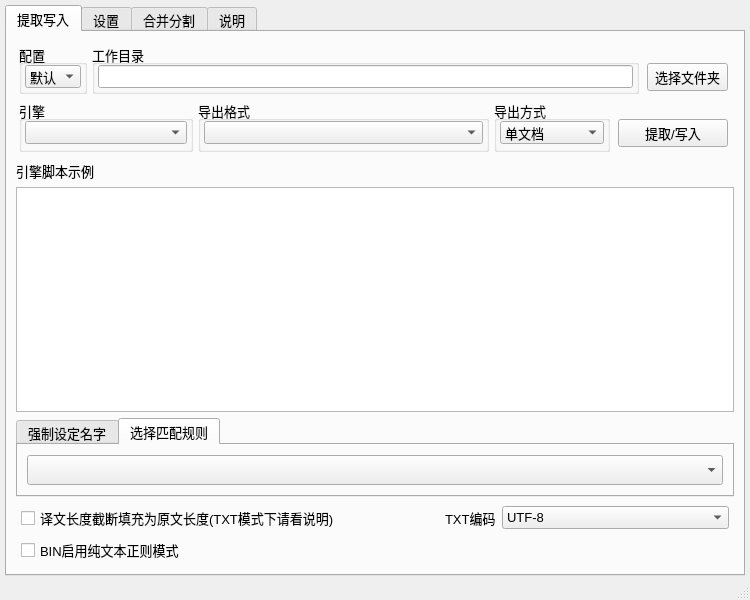
Qt form ui_mainWindow.ui (satan53x/SExtractor) before a commit.
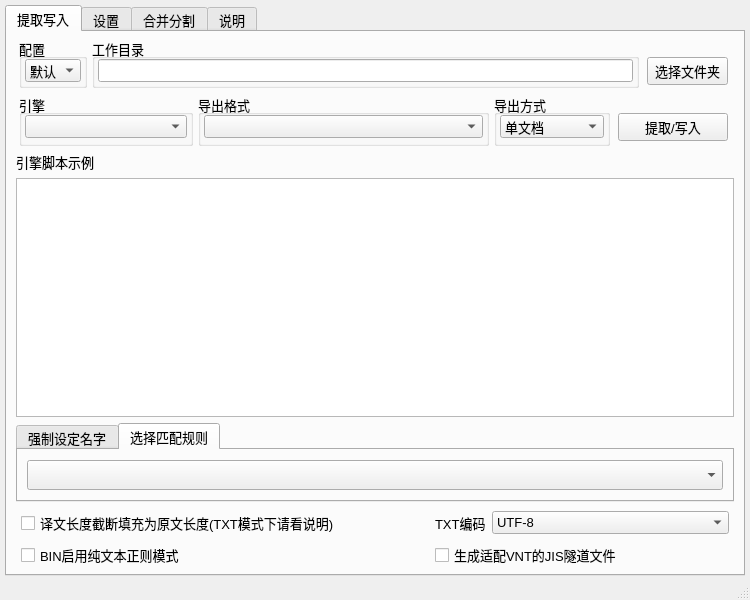
The same form after that commit.

Commit message:
添加生成：适配VNT的JIS隧道文件
此时截断字典无效

```diff
--- a/ui_mainWindow.ui
+++ b/ui_mainWindow.ui
@@ -12,8 +12,8 @@
   </property>
   <property name="minimumSize">
    <size>
-    <width>640</width>
-    <height>550</height>
+    <width>600</width>
+    <height>500</height>
    </size>
   </property>
   <property name="font">
@@ -54,6 +54,18 @@
         <string>提取写入</string>
        </attribute>
        <layout class="QVBoxLayout" name="verticalLayout" stretch="0,0,0,5,0,0">
+        <property name="leftMargin">
+         <number>9</number>
+        </property>
+        <property name="topMargin">
+         <number>6</number>
+        </property>
+        <property name="rightMargin">
+         <number>9</number>
+        </property>
+        <property name="bottomMargin">
+         <number>6</number>
+        </property>
         <item>
          <widget class="QWidget" name="widget" native="true">
           <property name="maximumSize">
@@ -70,7 +82,7 @@
             <number>3</number>
            </property>
            <property name="topMargin">
-            <number>3</number>
+            <number>0</number>
            </property>
            <property name="rightMargin">
             <number>3</number>
@@ -191,7 +203,7 @@
             <number>3</number>
            </property>
            <property name="bottomMargin">
-            <number>3</number>
+            <number>0</number>
            </property>
            <item>
             <widget class="QGroupBox" name="groupBox">
@@ -431,7 +443,7 @@
            </property>
            <item>
             <widget class="QWidget" name="widget_6" native="true">
-             <layout class="QHBoxLayout" name="horizontalLayout_4" stretch="10,0,0,6">
+             <layout class="QHBoxLayout" name="horizontalLayout_4" stretch="10,0,8">
               <property name="leftMargin">
                <number>5</number>
               </property>
@@ -479,6 +491,21 @@
                </spacer>
               </item>
               <item>
+               <widget class="QWidget" name="widget_17" native="true">
+                <layout class="QHBoxLayout" name="horizontalLayout_29" stretch="0,3">
+                 <property name="leftMargin">
+                  <number>0</number>
+                 </property>
+                 <property name="topMargin">
+                  <number>0</number>
+                 </property>
+                 <property name="rightMargin">
+                  <number>0</number>
+                 </property>
+                 <property name="bottomMargin">
+                  <number>0</number>
+                 </property>
+                 <item>
                <widget class="QLabel" name="label_5">
                 <property name="text">
                  <string>TXT编码</string>
@@ -517,9 +544,12 @@
              </layout>
             </widget>
            </item>
+             </layout>
+            </widget>
+           </item>
            <item>
             <widget class="QWidget" name="widget_16" native="true">
-             <layout class="QHBoxLayout" name="horizontalLayout_28">
+             <layout class="QHBoxLayout" name="horizontalLayout_28" stretch="10,0,8">
               <property name="leftMargin">
                <number>5</number>
               </property>
@@ -530,7 +560,7 @@
                <number>5</number>
               </property>
               <property name="bottomMargin">
-               <number>2</number>
+               <number>0</number>
               </property>
               <item>
                <widget class="QCheckBox" name="binPureTextCheck">
@@ -539,6 +569,26 @@
                 </property>
                </widget>
               </item>
+              <item>
+               <spacer name="horizontalSpacer_4">
+                <property name="orientation">
+                 <enum>Qt::Horizontal</enum>
+                </property>
+                <property name="sizeHint" stdset="0">
+                 <size>
+                  <width>40</width>
+                  <height>20</height>
+                 </size>
+                </property>
+               </spacer>
+              </item>
+              <item>
+               <widget class="QCheckBox" name="tunnelJisCheck">
+                <property name="text">
+                 <string>生成适配VNT的JIS隧道文件</string>
+                </property>
+               </widget>
+              </item>
              </layout>
             </widget>
            </item>
```
Lines whose indentation alone changed are shown as unchanged. The commit also changes 12 other files.
